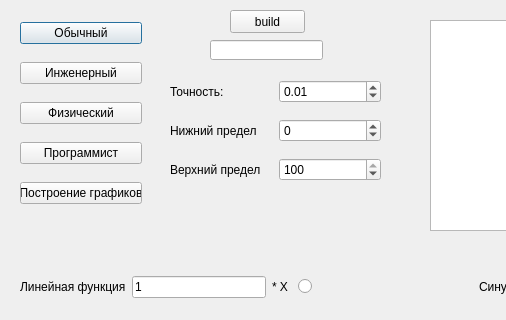
The window that Graph.ui (Dmitry315/Calculator) describes before a commit, drawn with Qt 5; both pictures show x 0 to 506 and y 0 to 320 of the 828 by 454 pixel window.
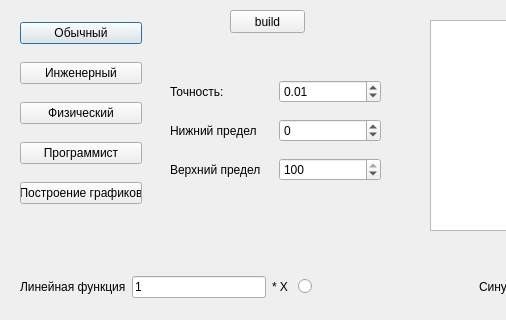
The same window after the commit. Custom widgets are drawn as their Qt base class.

Commit message: add Enter press func

Diff of the .ui file:
```diff
--- a/Graph.ui
+++ b/Graph.ui
@@ -355,15 +355,18 @@
     </item>
    </layout>
   </widget>
-  <widget class="QLineEdit" name="err">
+  <widget class="QLabel" name="err">
    <property name="geometry">
     <rect>
-     <x>210</x>
+     <x>240</x>
      <y>40</y>
-     <width>113</width>
-     <height>20</height>
+     <width>61</width>
+     <height>16</height>
     </rect>
    </property>
+   <property name="text">
+    <string/>
+   </property>
   </widget>
  </widget>
  <customwidgets>
```
The commit also changes 1 other file.
